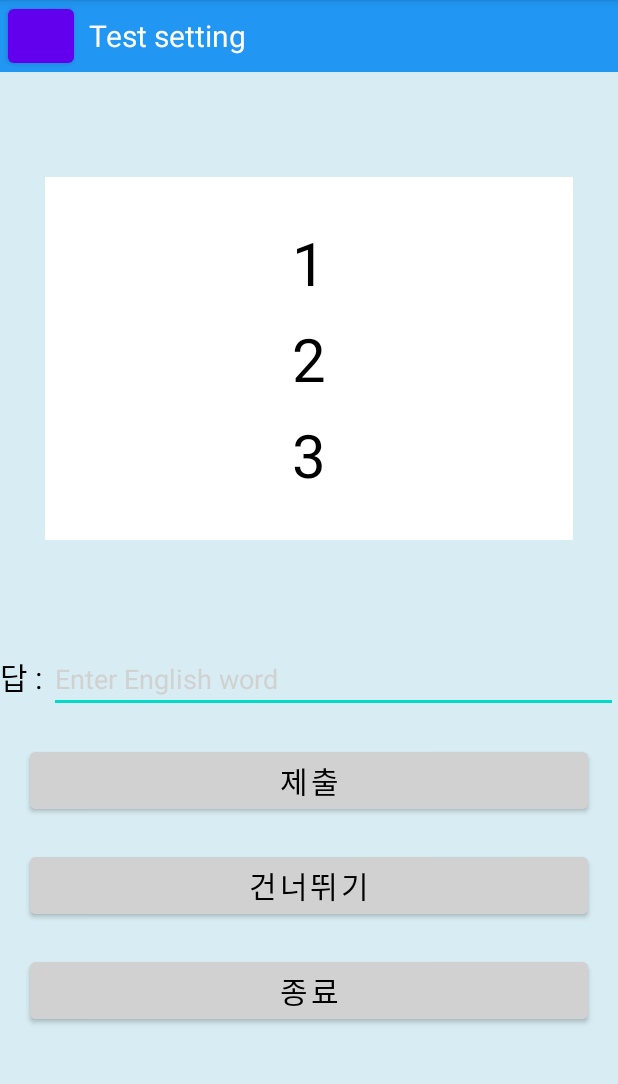
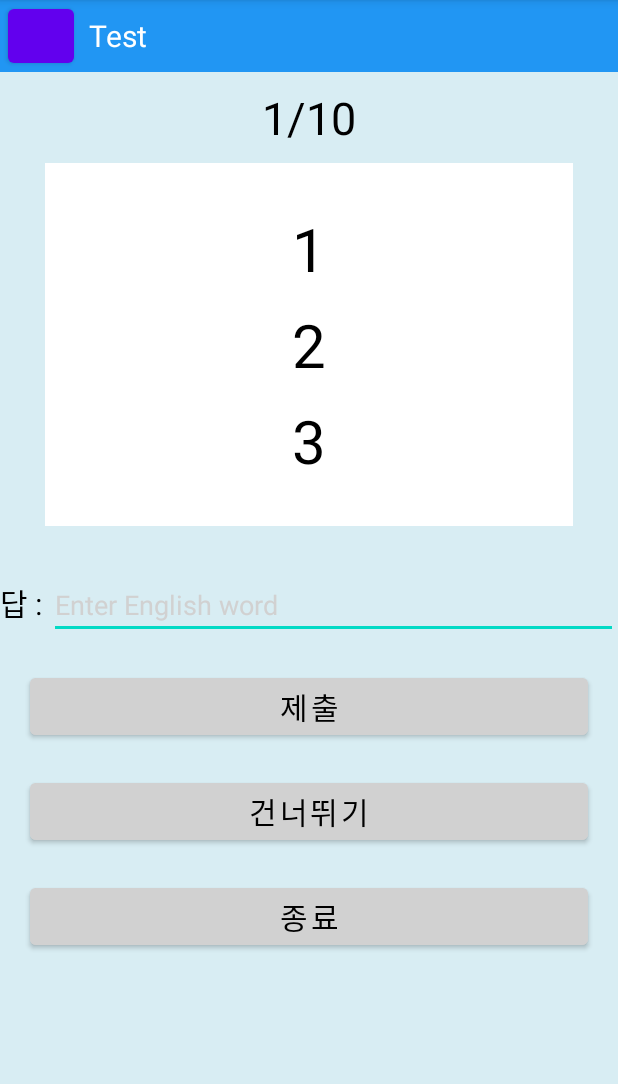
Before and after one commit to MountainHS/EnglishVocabulary, an Android app: the Test screen opened directly, with no data from a screen before it, on a phone screen of 412 x 824 dp, the part 84-1168 px from its top. Run offline under Robolectric (Android 15) with nearby library versions, the phone set to English and light mode, and no system bars.

Commit message:
잔 버그 수정 및 test 관련 xml 작성 완료

```diff
--- a/app/src/main/AndroidManifest.xml
+++ b/app/src/main/AndroidManifest.xml
@@ -9,6 +9,9 @@
         android:roundIcon="@mipmap/ic_launcher_round"
         android:supportsRtl="true"
         android:theme="@style/Theme.EnglishVocabulary">
+        <activity
+            android:name=".TestWrong"
+            android:exported="true" />
         <activity
             android:name=".Test"
             android:exported="true" />
--- a/app/src/main/java/com/example/englishvocabulary/Test.java
+++ b/app/src/main/java/com/example/englishvocabulary/Test.java
@@ -19,7 +19,9 @@ public class Test extends AppCompatActivity {
         intent = getIntent();
         int many = intent.getIntExtra("ManyTestWord", 0);
 
-
-
+    /*
+    일단 ArrayList에 저장한 후, 현재 문제 변수 i, 정답 변수, 오답 변수, 전체 문제 변수=intent, 로 정한 다음
+    한 문제 풀고 나면, settext초기화 하고, 변수 늘리고 등등등 이용해서 종료하기 버튼을 누르거나 i==intent면 종료 화면으로 이동
+*/
     }
 }
--- a/app/src/main/res/layout/activity_test.xml
+++ b/app/src/main/res/layout/activity_test.xml
@@ -9,7 +9,7 @@
     <LinearLayout
         android:layout_width="match_parent"
         android:layout_height="match_parent"
-        android:background="@color/white"
+        android:background="@color/light_blue"
         android:orientation="vertical">
         <!--위에 명령어 바-->
         <LinearLayout
@@ -32,9 +32,42 @@
                 android:layout_marginLeft="10dp"
                 android:layout_weight="8"
                 android:backgroundTint="@color/white"
-                android:text="Test setting"
+                android:text="Test"
                 android:textColor="@color/white"
                 android:textSize="20dp" />
+        </LinearLayout>
+
+        <LinearLayout
+            android:layout_width="match_parent"
+            android:layout_height="wrap_content"
+            android:orientation="horizontal"
+            android:background="@color/light_blue"
+            android:gravity="center"
+            android:layout_marginTop="10dp">
+
+            <TextView
+                android:id="@+id/textview_progressTest"
+                android:layout_width="wrap_content"
+                android:layout_height="wrap_content"
+                android:text="1"
+                android:textSize="30dp"
+                android:textColor="@color/black"/>
+            <TextView
+                android:layout_width="wrap_content"
+                android:layout_height="wrap_content"
+                android:layout_gravity="center"
+                android:text="/"
+                android:textSize="30dp"
+                android:textColor="@color/black"/>
+            <TextView
+                android:id="@+id/textview_allTest"
+                android:layout_width="wrap_content"
+                android:layout_height="wrap_content"
+                android:layout_gravity="center"
+                android:text="10"
+                android:textSize="30dp"
+                android:textColor="@color/black"/>
+
         </LinearLayout>
 
         <LinearLayout
@@ -47,7 +80,7 @@
                 android:layout_width="match_parent"
                 android:layout_height="wrap_content"
                 android:background="@color/white"
-                android:layout_marginTop="70dp"
+                android:layout_marginTop="10dp"
                 android:layout_marginLeft="30dp"
                 android:layout_marginRight="30dp"
                 android:orientation="vertical">
@@ -86,7 +119,7 @@
             <LinearLayout
                 android:layout_width="match_parent"
                 android:layout_height="wrap_content"
-                android:layout_marginTop="70dp"
+                android:layout_marginTop="30dp"
                 android:orientation="horizontal">
 
                 <TextView
@@ -101,7 +134,7 @@
                     android:layout_width="match_parent"
                     android:layout_height="wrap_content"
                     android:enabled="true"
-                    android:inputType="none"
+                    android:inputType="text"
                     android:textColorHint="@color/light_gray"
                     android:textColor="@color/black"
                     android:hint="Enter English word" />
```
Also changed, not shown: app/src/main/java/com/example/englishvocabulary/TestWrong.java (added, +17 -0 lines), app/src/main/res/layout/activity_test_wrong.xml (added, +88 -0 lines).
